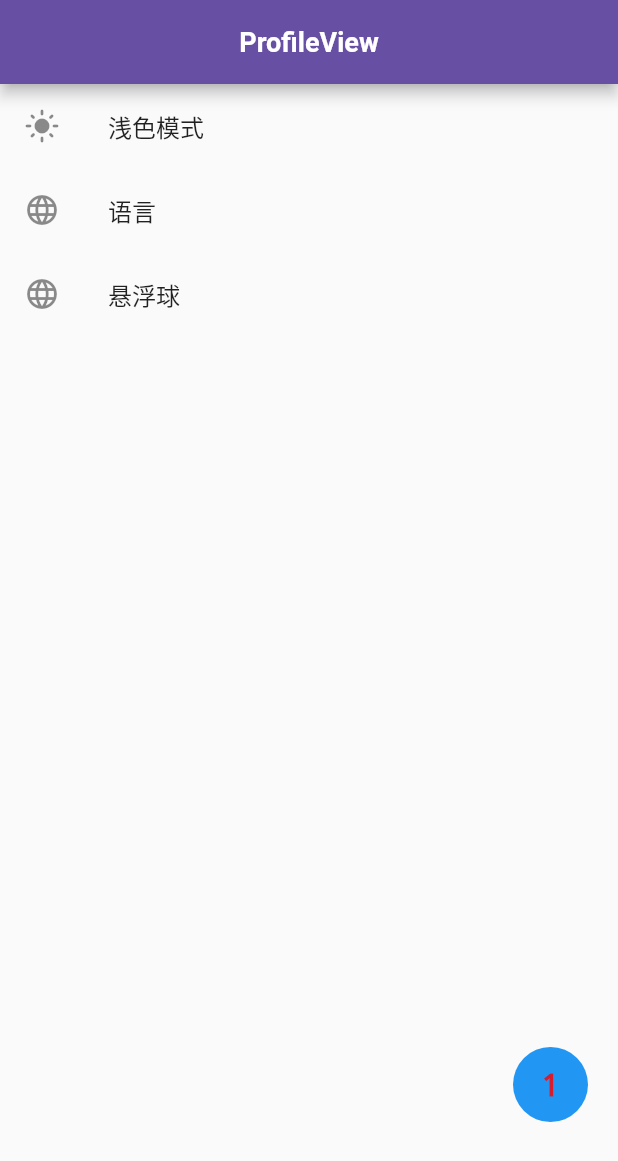
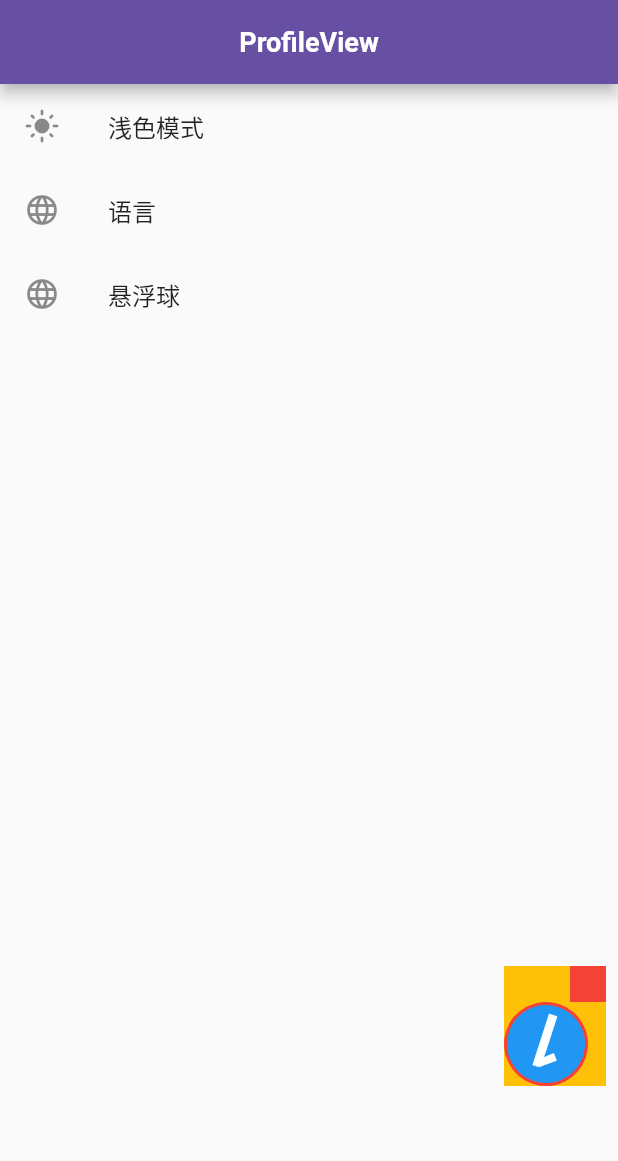
Before and after one commit to yanmingLiu/flutter_getx, a Flutter app: the ProfileView screen opened directly, after a tap on "悬浮球", on a phone screen of 412 x 824 dp. Shown: the top 1161 px of the screen. Run offline on Flutter 3.47's test engine with Material 2 defaults, Android fonts, the phone set to English and light mode, and no system bars; our stand-ins replace get, get_storage, lottie; accounts and stored records are empty.

Commit message:
feat: OverLayerBall

```diff
--- a/lib/app/modules/profile/views/over_layer_ball.dart
+++ b/lib/app/modules/profile/views/over_layer_ball.dart
@@ -10,15 +10,20 @@ class OverLayerBall {
     _holder = null;
   }
 
-  static void show({required BuildContext context, required Widget newView}) {
-    view = newView;
+  static void show({
+    required BuildContext context,
+    required Widget child,
+    required double horizontalMargin,
+    required double bottomMargin,
+  }) {
+    view = child;
 
     remove();
 
     final OverlayEntry overlayEntry = OverlayEntry(builder: (context) {
       return Positioned(
-        bottom: MediaQuery.of(context).padding.bottom + kBottomNavigationBarHeight + 20,
-        right: 20,
+        bottom: bottomMargin,
+        right: horizontalMargin,
         child: Draggable(
           feedback: view,
           onDragStarted: () {
@@ -26,7 +31,12 @@ class OverLayerBall {
           },
           onDragEnd: (detail) {
             debugPrint('onDragEnd:${detail.offset}');
-            createDragTarget(offset: detail.offset, context: context);
+            createDragTarget(
+              offset: detail.offset,
+              context: context,
+              horizontalMargin: horizontalMargin,
+              bottomMargin: bottomMargin,
+            );
           },
           childWhenDragging: Container(),
           child: view,
@@ -48,35 +58,43 @@ class OverLayerBall {
     remove();
   }
 
-  static void createDragTarget({required Offset offset, required BuildContext context}) {
+  static void createDragTarget({
+    required Offset offset,
+    required BuildContext context,
+    required double horizontalMargin,
+    required double bottomMargin,
+  }) {
     if (isDismissed) return;
 
     _holder?.remove();
 
-    final double screenWidth = MediaQuery.of(context).size.width;
-    final double screenHeight = MediaQuery.of(context).size.height;
-    const double padding = 20.0;
+    _holder = OverlayEntry(builder: (context) {
+      final double screenWidth = MediaQuery.of(context).size.width;
+      final double screenHeight = MediaQuery.of(context).size.height;
+      final double maxWidth = screenWidth - horizontalMargin * 2;
 
-    _holder = OverlayEntry(builder: (context) {
+      final double maxY = screenHeight -
+          MediaQuery.of(context).padding.top //
+          -
+          kBottomNavigationBarHeight //
+          -
+          bottomMargin; //
+
+      const double top = 50.0;
+
       bool isLeft = true;
-      if (offset.dx > (screenWidth - padding * 2) / 2) {
+      if (offset.dx > maxWidth / 2) {
         isLeft = false;
       }
 
-      final double maxY = screenHeight -
-          MediaQuery.of(context).padding.top -
-          MediaQuery.of(context).padding.bottom -
-          kBottomNavigationBarHeight -
-          20;
-
       return Positioned(
-        top: offset.dy < 50
-            ? 50
+        top: offset.dy < top
+            ? top
             : offset.dy < maxY
                 ? offset.dy
                 : maxY,
-        left: isLeft ? 20 : null,
-        right: isLeft ? null : 20,
+        left: isLeft ? horizontalMargin : null,
+        right: isLeft ? null : horizontalMargin,
         child: DragTarget(
           onWillAccept: (data) {
             debugPrint('onWillAccept: $data');
@@ -97,7 +115,12 @@ class OverLayerBall {
               },
               onDragEnd: (detail) {
                 debugPrint('onDragEnd:${detail.offset}');
-                createDragTarget(offset: detail.offset, context: context);
+                createDragTarget(
+                  offset: detail.offset,
+                  context: context,
+                  horizontalMargin: horizontalMargin,
+                  bottomMargin: bottomMargin,
+                );
               },
               childWhenDragging: Container(),
               child: view,
@@ -109,3 +132,36 @@ class OverLayerBall {
     Overlay.of(context).insert(_holder!);
   }
 }
+
+class RotatingContainer extends StatefulWidget {
+  const RotatingContainer({super.key, required this.child});
+
+  final Widget child;
+
+  @override
+  State<RotatingContainer> createState() => _RotatingContainerState();
+}
+
+class _RotatingContainerState extends State<RotatingContainer> with SingleTickerProviderStateMixin {
+  late AnimationController _controller;
+
+  @override
+  void initState() {
+    super.initState();
+    _controller = AnimationController(
+      vsync: this,
+      duration: const Duration(seconds: 2),
+    )..repeat();
+  }
+
+  @override
+  void dispose() {
+    _controller.dispose();
+    super.dispose();
+  }
+
+  @override
+  Widget build(BuildContext context) {
+    return RotationTransition(turns: _controller, child: widget.child);
+  }
+}
--- a/lib/app/modules/profile/views/profile_view.dart
+++ b/lib/app/modules/profile/views/profile_view.dart
@@ -42,25 +42,54 @@ class ProfileView extends GetView<ProfileController> {
               onTap: () {
                 OverLayerBall.show(
                   context: context,
-                  newView: GestureDetector(
+                  horizontalMargin: 8.0,
+                  bottomMargin: 100,
+                  child: GestureDetector(
                     onTap: () {
                       print('object');
+                      OverLayerBall.remove();
                     },
                     child: Container(
-                      width: 50,
-                      height: 50,
-                      decoration: const BoxDecoration(
+                      width: 68,
+                      height: 80,
+                      color: Colors.amber,
+                      child: Stack(
+                        children: [
+                          Align(
+                            alignment: Alignment.topRight,
+                            child: Container(
+                              width: 24,
+                              height: 24,
+                              color: Colors.red,
+                            ),
+                          ),
+                          Align(
+                            alignment: Alignment.bottomLeft,
+                            child: RotatingContainer(
+                              child: Container(
+                                width: 56,
+                                height: 56,
+                                decoration: BoxDecoration(
                                   shape: BoxShape.circle,
                                   color: Colors.blue,
+                                  border: Border.all(
+                                    color: Colors.red,
+                                    width: 2,
                                   ),
-                      child: Container(
-                        // color: Colors.amber,
+                                ),
                                 child: const Center(
                                   child: Text(
                                     '1',
-                            style: TextStyle(fontSize: 20, decoration: TextDecoration.none),
+                                    style: TextStyle(
+                                      color: Colors.white,
+                                      decoration: TextDecoration.none,
                                     ),
                                   ),
+                                ),
+                              ),
+                            ),
+                          ),
+                        ],
                       ),
                     ),
                   ),
```
Also changed, not shown: lib/app/widgets/emblem_list_page.dart (+42 -6 lines). Lines whose indentation alone changed are shown as unchanged.
